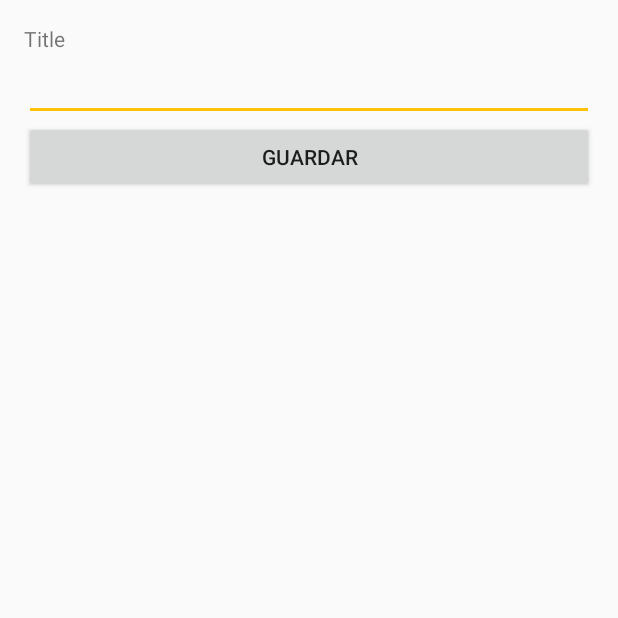
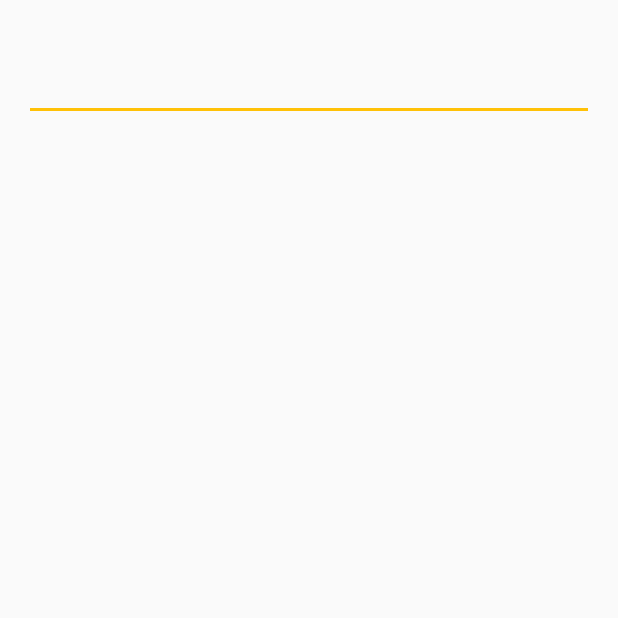
Before and after one commit to javiergamarra/MyConference, an Android app: the DetailActivity screen opened directly, with no data from a screen before it, on a phone screen of 412 x 824 dp, the top half of it. Run offline under Robolectric (Android 15) with nearby library versions, the phone set to English and light mode, and no system bars.

Commit message:
delete useless strings and rename app

```diff
--- a/app/src/main/res/layout/talk_detail.xml
+++ b/app/src/main/res/layout/talk_detail.xml
@@ -2,29 +2,21 @@
     xmlns:tools="http://schemas.android.com/tools"
     android:layout_width="match_parent"
     android:layout_height="match_parent"
+    android:paddingBottom="@dimen/activity_vertical_margin"
     android:paddingLeft="@dimen/activity_horizontal_margin"
     android:paddingRight="@dimen/activity_horizontal_margin"
     android:paddingTop="@dimen/activity_vertical_margin"
-    android:paddingBottom="@dimen/activity_vertical_margin"
     tools:context="com.nhpatt.myconference.activities.DetailActivity">
 
     <TextView
         android:id="@+id/title"
-        android:text="@string/title"
         android:layout_width="wrap_content"
         android:layout_height="wrap_content" />
 
     <EditText
-        android:layout_below="@id/title"
         android:id="@+id/username"
         android:layout_width="match_parent"
-        android:layout_height="wrap_content" />
-
-    <Button
-        android:layout_below="@id/username"
-        android:id="@+id/save"
-        android:text="Guardar"
-        android:layout_width="match_parent"
-        android:layout_height="wrap_content" />
+        android:layout_height="wrap_content"
+        android:layout_below="@id/title" />
 
 </RelativeLayout>
```
Also changed, not shown: app/src/main/res/values/strings.xml (+1 -12 lines).
